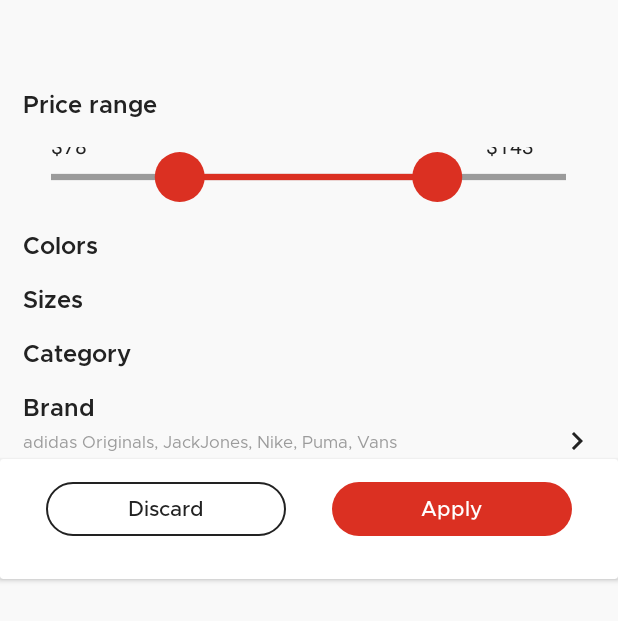
After one commit to dinhwe2612/Shopbee, an Android app: the layout filters.xml on its own in the app's theme, with its tools: preview values and no code run, on a phone screen of 412 x 824 dp. The commit adds this screen. Shown: the top 621 px of the screen. Run offline under Robolectric (Android 15) with nearby library versions, the phone set to English and light mode, and no system bars.

Commit message:
filters layout

```diff
--- /dev/null
+++ b/app/src/main/java/com/example/shopbee/slider/DraggableCircle.java
@@ -0,0 +1,201 @@
+package com.example.shopbee.slider;
+
+import android.content.Context;
+import android.content.res.Resources;
+import android.graphics.Canvas;
+import android.graphics.Color;
+import android.graphics.Paint;
+import android.graphics.Typeface;
+import android.util.AttributeSet;
+import android.util.Log;
+import android.util.TypedValue;
+import android.view.MotionEvent;
+import android.view.View;
+
+import androidx.annotation.NonNull;
+import androidx.annotation.Nullable;
+import androidx.core.content.ContextCompat;
+
+import com.example.shopbee.R;
+
+public class DraggableCircle extends View {
+    int width, height;
+    public int getViewWidth() {
+        return width;
+    }
+    public int getViewHeight() {
+        return height;
+    }
+    private int circleColor = Color.parseColor("#DB3022");
+    private int frameColor = Color.parseColor("#9B9B9B");
+    private int selectFrameColor = Color.parseColor("#DB3022");
+    private Paint paint;
+    private float circleRadius = 25;
+    private float cx1, cy1;
+    private float cx2, cy2;
+    private float lastX1, lastY1;
+    private float lastX2, lastY2;
+    private boolean isDraggingCircle1 = false;
+    private boolean isDraggingCircle2 = false;
+
+    public DraggableCircle(Context context) {
+        super(context);
+        init();
+    }
+
+    public DraggableCircle(Context context, @Nullable AttributeSet attrs) {
+        super(context, attrs);
+        init();
+    }
+
+    public DraggableCircle(Context context, @Nullable AttributeSet attrs, int defStyleAttr) {
+        super(context, attrs, defStyleAttr);
+        init();
+    }
+
+    private void init() {
+        paint = new Paint();
+        paint.setAntiAlias(true);
+    }
+
+    @Override
+    protected void onSizeChanged(int w, int h, int oldw, int oldh) {
+        super.onSizeChanged(w, h, oldw, oldh);
+        width = w;
+        height = h;
+        cx1 = w / 4f;
+        cy1 = h / 2f;
+        cx2 = 3 * w / 4f;
+        cy2 = h / 2f;
+    }
+
+    @Override
+    protected void onDraw(Canvas canvas) {
+        super.onDraw(canvas);
+        paint.setColor(frameColor);
+        canvas.drawRect(0, getHeight() / 2f - circleRadius / 8f, getWidth(), getHeight() / 2f + circleRadius / 8f, paint);
+        paint.setColor(selectFrameColor);
+//        if (!isDraggingCircle1 && !isDraggingCircle2) {
+//            canvas.drawRect(cx1, getHeight() / 2f - circleRadius / 8f, cx2, getHeight() / 2f + circleRadius / 8f, paint);
+//        }
+//        else if (isDraggingCircle1) {
+//            canvas.drawRect(cx1, getHeight() / 2f - circleRadius / 8f, cx2, getHeight() / 2f + circleRadius / 8f, paint);
+//        }
+//        else if (isDraggingCircle2) {
+//            canvas.drawRect(cx1, getHeight() / 2f - circleRadius / 8f, cx2, getHeight() / 2f + circleRadius / 8f, paint);
+//        }
+//        paint.setColor(circleColor);
+//        if (!isDraggingCircle1) {
+//            canvas.drawCircle(cx1, cy1, circleRadius, paint);
+//        }
+//        else {
+//            canvas.drawCircle(cx1, cy1, circleRadius, paint);
+//        }
+//        if (!isDraggingCircle2) {
+//            canvas.drawCircle(cx2, cy2, circleRadius, paint);
+//        }
+//        else {
+//            canvas.drawCircle(cx2, cy2, circleRadius, paint);
+//        }
+        canvas.drawRect(cx1, getHeight() / 2f - circleRadius / 8f, cx2, getHeight() / 2f + circleRadius / 8f, paint);
+        paint.setColor(circleColor);
+        canvas.drawCircle(cx1, cy1, circleRadius, paint);
+        canvas.drawCircle(cx2, cy2, circleRadius, paint);
+        paint.setColor(ContextCompat.getColor(getContext(), R.color.black));
+        float textSizeInPx = dpToPx(14);
+        paint.setTextSize(textSizeInPx);
+//        Typeface typeface = Typeface.createFromAsset(getContext().getAssets(), "app/src/main/res/font/metropolis_medium.otf");
+//        paint.setTypeface(typeface);
+        canvas.drawText("$78", 0, getHeight() / 2f - circleRadius / 8f - 20, paint);
+        canvas.drawText("$143", getWidth() - 80, getHeight() / 2f - circleRadius / 8f - 20, paint);
+    }
+
+    @Override
+    public boolean onTouchEvent(MotionEvent event) {
+        float x = event.getX();
+        float y = event.getY();
+
+        switch (event.getAction()) {
+            case MotionEvent.ACTION_DOWN:
+                if (isInsideCircle1(x, y)) {
+                    lastX1 = x;
+                    lastY1 = y;
+                    isDraggingCircle1 = true;
+                    isDraggingCircle2 = false;
+                    return true;
+                } else if (isInsideCircle2(x, y)) {
+                    lastX2 = x;
+                    lastY2 = y;
+                    isDraggingCircle2 = true;
+                    isDraggingCircle1 = false;
+                    return true;
+                }
+                break;
+            case MotionEvent.ACTION_MOVE:
+                if (isDraggingCircle1) {
+                    float dx1 = x - lastX1;
+                    float dy1 = y - lastY1;
+                    lastX1 = x;
+                    lastY1 = y;
+                    setPosForCircle1(cx1 + dx1, cy1 + dy1);
+                    return true;
+                } else if (isDraggingCircle2) {
+                    float dx2 = x - lastX2;
+                    float dy2 = y - lastY2;
+                    lastX2 = x;
+                    lastY2 = y;
+                    setPosForCircle2(cx2 + dx2, cy2 + dy2);
+                    return true;
+                }
+                break;
+            case MotionEvent.ACTION_UP:
+                isDraggingCircle1 = false;
+                isDraggingCircle2 = false;
+                break;
+        }
+        return super.onTouchEvent(event);
+    }
+
+    private boolean isInsideCircle1(float x, float y) {
+        float dx = x - cx1;
+        float dy = y - cy1;
+        return dx * dx + dy * dy <= circleRadius * circleRadius;
+    }
+
+    private boolean isInsideCircle2(float x, float y) {
+        float dx = x - cx2;
+        float dy = y - cy2;
+        return dx * dx + dy * dy <= circleRadius * circleRadius;
+    }
+
+    public float getPositionX1() {
+        return cx1;
+    }
+
+    public float getPositionY1() {
+        return cy1;
+    }
+
+    public float getPositionX2() {
+        return cx2;
+    }
+
+    public float getPositionY2() {
+        return cy2;
+    }
+
+    public void setPosForCircle1(float posX, float posY) {
+        cx1 = posX;
+        cy1 = getHeight() / 2f;
+        invalidate();
+    }
+    public void setPosForCircle2(float posX, float posY) {
+        cx2 = posX;
+        cy2 = getHeight() / 2f;
+        invalidate();
+    }
+    float dpToPx(int dp) {
+        Resources resources = getContext().getResources();
+        return TypedValue.applyDimension(TypedValue.COMPLEX_UNIT_DIP, dp, resources.getDisplayMetrics());
+    }
+}
--- /dev/null
+++ b/app/src/main/res/drawable/next_button_black.xml
@@ -0,0 +1,10 @@
+<vector xmlns:android="http://schemas.android.com/apk/res/android"
+    android:width="24dp"
+    android:height="24dp"
+    android:viewportWidth="24"
+    android:viewportHeight="24">
+    <path
+        android:pathData="M8.6,7.4L10,6L16,12L10,18L8.6,16.6L13.2,12L8.6,7.4Z"
+        android:fillColor="@color/black"
+        android:fillType="evenOdd"/>
+</vector>
--- /dev/null
+++ b/app/src/main/res/layout/filters.xml
@@ -0,0 +1,128 @@
+<?xml version="1.0" encoding="utf-8"?>
+<RelativeLayout xmlns:android="http://schemas.android.com/apk/res/android"
+    android:layout_width="match_parent"
+    android:background="@color/white_background"
+    android:layout_height="match_parent">
+    <androidx.constraintlayout.widget.ConstraintLayout
+        android:id="@+id/top_bar"
+        android:layout_width="412dp"
+        android:layout_height="44dp">
+
+    </androidx.constraintlayout.widget.ConstraintLayout>
+    <TextView
+        android:id="@+id/textView"
+        android:layout_marginTop="15dp"
+        android:layout_marginStart="15dp"
+        android:layout_below="@id/top_bar"
+        android:text="Price range"
+        style="@style/Black_SemiBold_16dp"
+        android:layout_width="wrap_content"
+        android:layout_height="wrap_content">
+
+    </TextView>
+    <com.example.shopbee.slider.DraggableCircle
+        android:id="@+id/draggableCircle"
+        android:layout_centerHorizontal="true"
+        android:layout_below="@id/textView"
+        android:layout_marginTop="18dp"
+        android:layout_width="343dp"
+        android:layout_height="40dp">
+
+    </com.example.shopbee.slider.DraggableCircle>
+    <TextView
+        android:id="@+id/textView1"
+        android:layout_marginTop="15dp"
+        android:layout_marginStart="15dp"
+        android:layout_below="@id/draggableCircle"
+        android:text="Colors"
+        style="@style/Black_SemiBold_16dp"
+        android:layout_width="wrap_content"
+        android:layout_height="wrap_content">
+
+    </TextView>
+    <TextView
+        android:id="@+id/textView2"
+        android:layout_marginTop="15dp"
+        android:layout_marginStart="15dp"
+        android:layout_below="@id/textView1"
+        android:text="Sizes"
+        style="@style/Black_SemiBold_16dp"
+        android:layout_width="wrap_content"
+        android:layout_height="wrap_content">
+
+    </TextView>
+    <TextView
+        android:id="@+id/textView3"
+        android:layout_marginTop="15dp"
+        android:layout_marginStart="15dp"
+        android:layout_below="@id/textView2"
+        android:text="Category"
+        style="@style/Black_SemiBold_16dp"
+        android:layout_width="wrap_content"
+        android:layout_height="wrap_content">
+
+    </TextView>
+    <TextView
+        android:id="@+id/textView4"
+        android:layout_marginTop="15dp"
+        android:layout_marginStart="15dp"
+        android:layout_below="@id/textView3"
+        android:text="Brand"
+        style="@style/Black_SemiBold_16dp"
+        android:layout_width="wrap_content"
+        android:layout_height="wrap_content">
+
+    </TextView>
+    <TextView
+        android:text="adidas Originals, JackJones, Nike, Puma, Vans"
+        style="@style/Gray_Regular_11dp"
+        android:id="@+id/textView5"
+        android:layout_below="@id/textView4"
+        android:layout_marginTop="5dp"
+        android:layout_marginStart="15dp"
+        android:layout_width="wrap_content"
+        android:layout_height="wrap_content">
+
+    </TextView>
+    <ImageView
+        android:id="@+id/imageView"
+        android:layout_marginEnd="15dp"
+        android:layout_below="@id/textView4"
+        android:layout_alignParentEnd="true"
+        android:src="@drawable/next_button_black"
+        android:scaleType="centerCrop"
+        android:layout_width="wrap_content"
+        android:layout_height="wrap_content">
+
+    </ImageView>
+    <androidx.cardview.widget.CardView
+        android:layout_below="@id/imageView"
+        android:layout_width="match_parent"
+        android:layout_height="80dp">
+        <RelativeLayout
+            android:gravity="center_horizontal"
+            android:layout_width="match_parent"
+            android:layout_height="match_parent">
+            <TextView
+                android:id="@+id/textView6"
+                android:layout_margin="15dp"
+                android:background="@drawable/rounded_white_rectangle_black_stroke"
+                android:text="Discard"
+                style="@style/Black_Medium_14dp"
+                android:layout_width="160dp"
+                android:layout_height="36dp">
+
+            </TextView>
+            <TextView
+                android:layout_margin="15dp"
+                android:layout_toRightOf="@id/textView6"
+                style="@style/Red_Button_White_Text"
+                android:text="Apply"
+                android:layout_width="160dp"
+                android:layout_height="36dp">
+
+            </TextView>
+        </RelativeLayout>
+    </androidx.cardview.widget.CardView>
+
+</RelativeLayout>
```
Also changed, not shown: app/src/main/AndroidManifest.xml (+23 -12 lines), app/src/main/java/com/example/shopbee/dialog/MyBottomSheetDialogFragment.java (added, +48 -0 lines), app/src/main/java/com/example/shopbee/testUI/TestBottomSheetDialogActivity.java (added, +34 -0 lines), app/src/main/res/drawable/bottom_sheet_bar.xml (added, +9 -0 lines), app/src/main/res/drawable/dialog_background.xml (added, +8 -0 lines), app/src/main/res/layout/activity_test_bottom_sheet_dialog.xml (added, +12 -0 lines), app/src/main/res/layout/bottom_sheet_layout.xml (added, +36 -0 lines), app/src/main/res/layout/sort_item.xml (added, +18 -0 lines), app/src/main/res/values-night/themes.xml (+8 -0 lines), app/src/main/res/values/themes.xml (+8 -0 lines).
